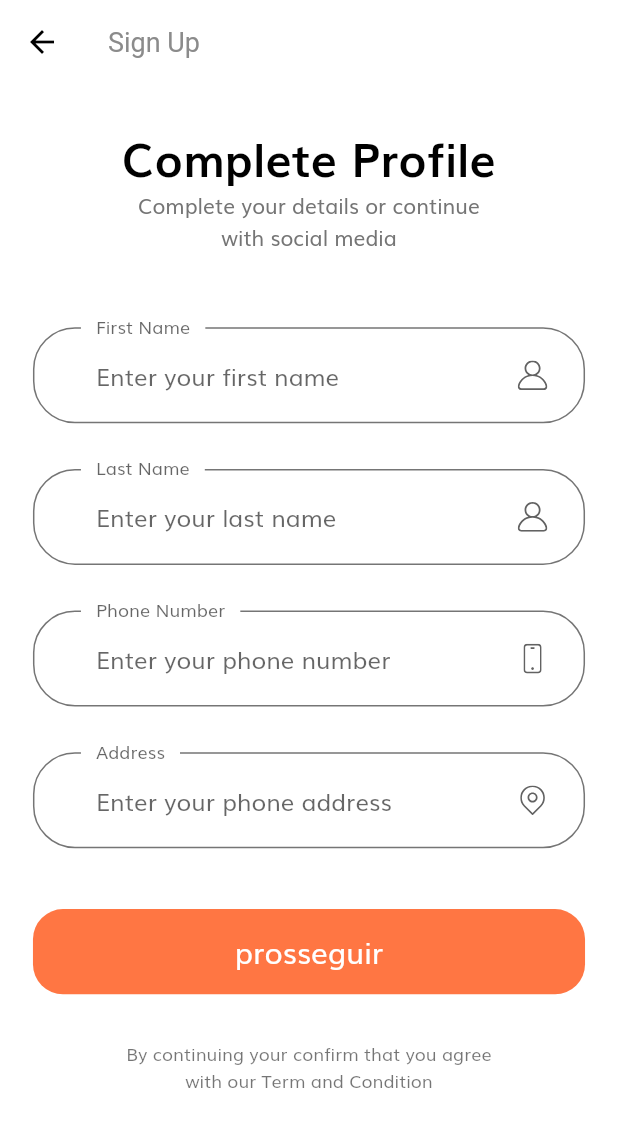
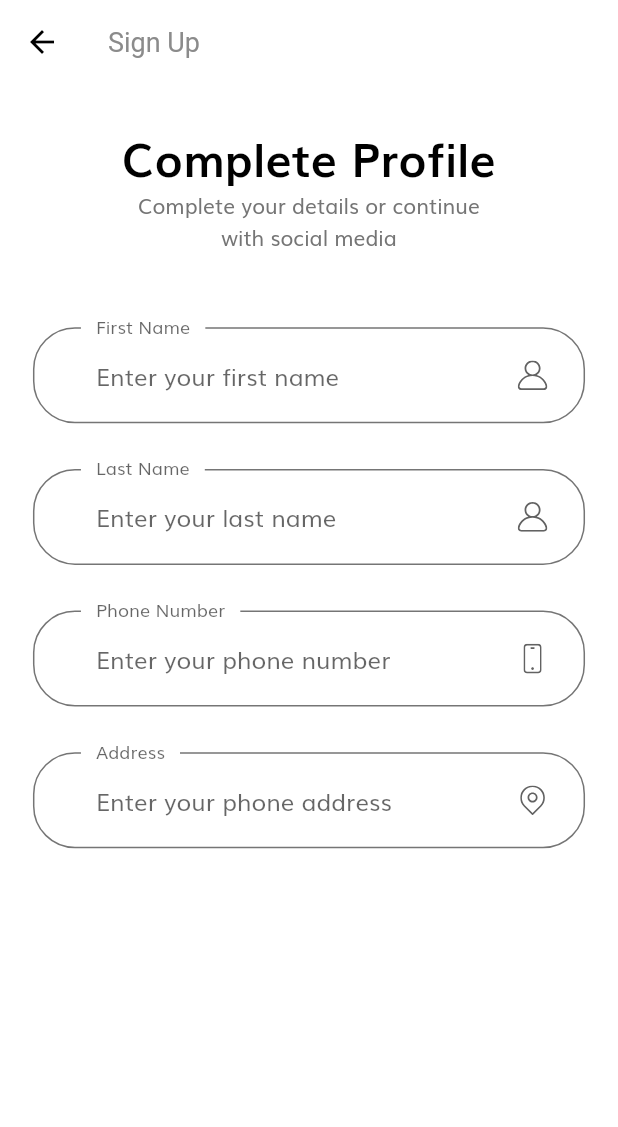
Before and after one commit to TCC2-SaudeMental/frontend, a Flutter app: the CompleteProfileScreen screen opened by its route, on a phone screen of 412 x 824 dp. Shown: the top 1127 px of the screen. Run offline on Flutter 3.47's test engine with Material 2 defaults, Android fonts, the phone set to English and light mode, and no system bars; our stand-ins replace flash, flutter_secure_storage, flutter_svg; accounts and stored records are empty.

```diff
--- a/lib/screens/complete_profile/components/body.dart
+++ b/lib/screens/complete_profile/components/body.dart
@@ -25,11 +25,6 @@ class Body extends StatelessWidget {
                 SizedBox(height: SizeConfig.screenHeight * 0.06),
                 CompleteProfileForm(),
                 SizedBox(height: getProportionateScreenHeight(30)),
-                Text(
-                  "By continuing your confirm that you agree \nwith our Term and Condition",
-                  textAlign: TextAlign.center,
-                  style: Theme.of(context).textTheme.caption,
-                ),
               ],
             ),
           ),
--- a/lib/screens/complete_profile/components/complete_profile_form.dart
+++ b/lib/screens/complete_profile/components/complete_profile_form.dart
@@ -1,8 +1,6 @@
 import 'package:flutter/material.dart';
 import 'package:shop_app/components/custom_surfix_icon.dart';
-import 'package:shop_app/components/default_button.dart';
 import 'package:shop_app/components/form_error.dart';
-import 'package:shop_app/screens/otp/otp_screen.dart';
 
 import '../../../constants.dart';
 import '../../../size_config.dart';
@@ -49,14 +47,6 @@ class _CompleteProfileFormState extends State<CompleteProfileForm> {
           buildAddressFormField(),
           FormError(errors: errors),
           SizedBox(height: getProportionateScreenHeight(40)),
-          DefaultButton(
-            text: "prosseguir",
-            press: () {
-              if (_formKey.currentState!.validate()) {
-                Navigator.pushNamed(context, OtpScreen.routeName);
-              }
-            },
-          ),
         ],
       ),
     );
```
Also changed, not shown: lib/screens/profile/components/body.dart (+5 -2 lines).
